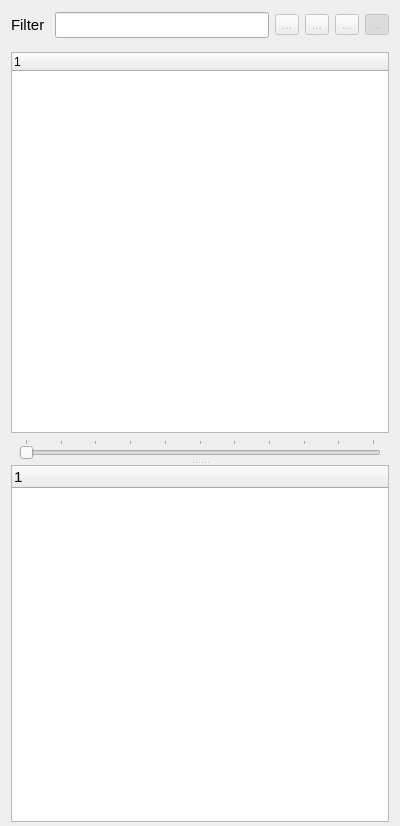
Before: the Qt Designer form sources/outlinerview.ui in mikaelsundell/usdviewer, drawn with Qt 5.
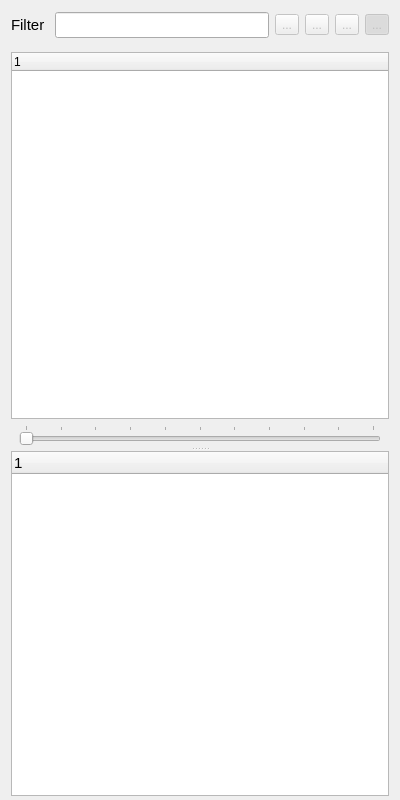
After: the same form once the commit is applied. Custom widgets are drawn as their Qt base class.

```diff
--- a/sources/outlinerview.ui
+++ b/sources/outlinerview.ui
@@ -7,7 +7,7 @@
     <x>0</x>
     <y>0</y>
     <width>400</width>
-    <height>826</height>
+    <height>800</height>
    </rect>
   </property>
   <property name="windowTitle">
```
